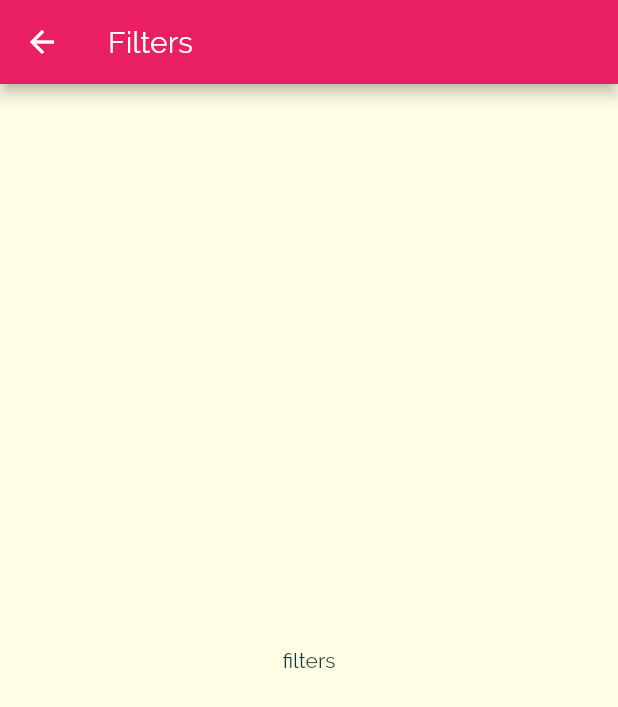
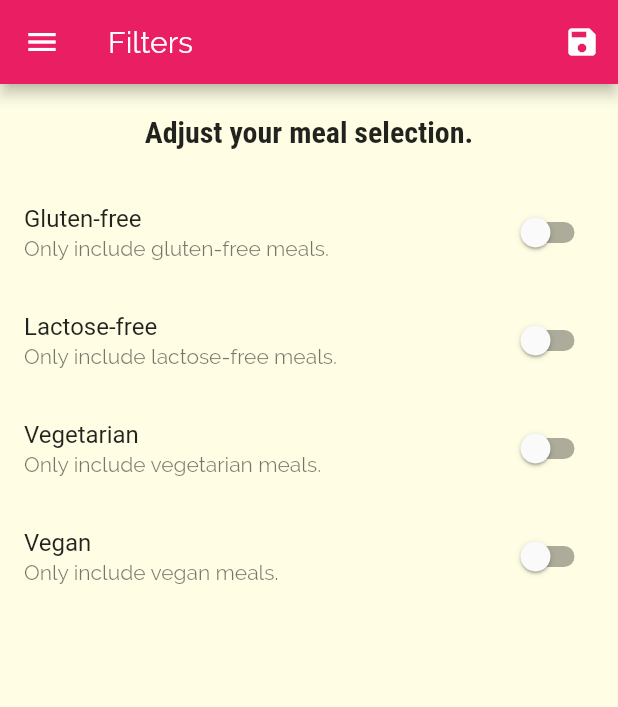
Before and after one commit to krzychudz/flutter-meal-app, a Flutter app: the FiltersScreen screen opened by its route, on a phone screen of 412 x 824 dp. Shown: the top 707 px of the screen. Run offline on Flutter 3.47's test engine with Material 2 defaults, Android fonts, the phone set to English and light mode, and no system bars.

Commit message:
Add filter screen

```diff
--- a/lib/main.dart
+++ b/lib/main.dart
@@ -1,15 +1,55 @@
 import 'package:flutter/material.dart';
+import 'package:meals_app/dummy_data.dart';
 
 import './screens/filters_screen.dart';
 import './screens/tabs_screen.dart';
 import './screens/meal_detail_screen.dart';
 import './screens/category_meals_screen.dart';
 
+import './dummy_data.dart';
+import './models/meal.dart';
+
 void main() {
   runApp(MyApp());
 }
 
-class MyApp extends StatelessWidget {
+class MyApp extends StatefulWidget {
+  @override
+  _MyAppState createState() => _MyAppState();
+}
+
+class _MyAppState extends State<MyApp> {
+  Map<String, bool> _filters = {
+    'gluten': false,
+    'lactose': false,
+    'vegan': false,
+    'vegetarian': false,
+  };
+
+  List<Meal> _availableMeals = DUMMY_MEALS;
+
+  void _setFilters(Map<String, bool> filterData) {
+    setState(() {
+      _filters = filterData;
+      _availableMeals = DUMMY_MEALS.where((meal) {
+        if (_filters['gluten'] && !meal.isGlutenFree) {
+          return false;
+        }
+        if (_filters['lactose'] && !meal.isLactoseFree
+        ) {
+          return false;
+        }
+        if (_filters['vegan'] && !meal.isVegan) {
+          return false;
+        }
+        if (_filters['vegetarian'] && !meal.isVegetarian) {
+          return false;
+        }
+        return true;
+      }).toList();
+    });
+  }
+
   @override
   Widget build(BuildContext context) {
     return MaterialApp(
@@ -34,9 +74,9 @@ class MyApp extends StatelessWidget {
       ),
       routes: {
         '/': (ctx) => TabsScreen(),
-        CategoryMealsScreen.routeName: (ctx) => CategoryMealsScreen(),
+        CategoryMealsScreen.routeName: (ctx) => CategoryMealsScreen(_availableMeals),
         MealDetailScreen.routeName: (ctx) => MealDetailScreen(),
-        FiltersScreen.routeName: (ctx) => FiltersScreen(),
+        FiltersScreen.routeName: (ctx) => FiltersScreen(_filters, _setFilters),
       },
     );
   }
--- a/lib/screens/filters_screen.dart
+++ b/lib/screens/filters_screen.dart
@@ -1,16 +1,127 @@
 import 'package:flutter/material.dart';
+import '../widgets/main_drawer.dart';
 
-class FiltersScreen extends StatelessWidget {
+class FiltersScreen extends StatefulWidget {
   static const routeName = '/filters';
+  final Function _saveFilters;
+  final Map<String, bool> currentFilters;
+
+  FiltersScreen(this.currentFilters, this._saveFilters);
+
+  @override
+  _FiltersScreenState createState() => _FiltersScreenState();
+}
+
+class _FiltersScreenState extends State<FiltersScreen> {
+  bool _glutenFree = false;
+  bool _vegetarian = false;
+  bool _vegan = false;
+  bool _lactoseFree = false;
+
+  @override
+  initState() {
+    _glutenFree = widget.currentFilters['gluten'];
+    _vegetarian = widget.currentFilters['vegetarian'];
+    _vegan = widget.currentFilters['vegan'];
+    _lactoseFree = widget.currentFilters['lactose'];
+    super.initState();
+  }
+
+  Widget _buildSwitchListTile(
+      String title, String description, bool currentValue, Function update) {
+    return SwitchListTile(
+      title: Text(title),
+      value: currentValue,
+      subtitle: Text(description),
+      onChanged: update,
+    );
+  }
 
   @override
   Widget build(BuildContext context) {
     return Scaffold(
       appBar: AppBar(
         title: Text('Filters'),
+        actions: <Widget>[
+          IconButton(
+            icon: Icon(Icons.save),
+            onPressed: () {
+              final Map<String, bool> selectedFilters = {
+                'gluten': _glutenFree,
+                'lactose': _lactoseFree,
+                'vegan': _vegan,
+                'vegetarian': _vegetarian,
+              };
+              widget._saveFilters(selectedFilters);
+            },
+          )
+        ],
       ),
-      body: Center(
-        child: Text('filters'),
+      drawer: MainDrawer(),
+      body: Column(
+        children: <Widget>[
+          Container(
+            padding: EdgeInsets.all(20),
+            child: Text(
+              'Adjust your meal selection.',
+              style: Theme.of(context).textTheme.headline6,
+            ),
+          ),
+          Expanded(
+            child: ListView(
+              children: <Widget>[
+                _buildSwitchListTile(
+                  "Gluten-free",
+                  "Only include gluten-free meals.",
+                  _glutenFree,
+                  (newValue) {
+                    setState(
+                      () {
+                        _glutenFree = newValue;
+                      },
+                    );
+                  },
+                ),
+                _buildSwitchListTile(
+                  "Lactose-free",
+                  "Only include lactose-free meals.",
+                  _lactoseFree,
+                  (newValue) {
+                    setState(
+                      () {
+                        _lactoseFree = newValue;
+                      },
+                    );
+                  },
+                ),
+                _buildSwitchListTile(
+                  "Vegetarian",
+                  "Only include vegetarian meals.",
+                  _vegetarian,
+                  (newValue) {
+                    setState(
+                      () {
+                        _vegetarian = newValue;
+                      },
+                    );
+                  },
+                ),
+                _buildSwitchListTile(
+                  "Vegan",
+                  "Only include vegan meals.",
+                  _vegan,
+                  (newValue) {
+                    setState(
+                      () {
+                        _vegan = newValue;
+                      },
+                    );
+                  },
+                ),
+              ],
+            ),
+          ),
+        ],
       ),
     );
   }
--- a/lib/screens/meal_detail_screen.dart
+++ b/lib/screens/meal_detail_screen.dart
@@ -93,6 +93,12 @@ class MealDetailScreen extends StatelessWidget {
           ],
         ),
       ),
+      floatingActionButton: FloatingActionButton(
+        child: Icon(Icons.delete),
+        onPressed: () {
+          Navigator.of(context).pop(mealId);
+        },
+      ),
     );
   }
 }
--- a/lib/widgets/main_drawer.dart
+++ b/lib/widgets/main_drawer.dart
@@ -48,14 +48,14 @@ class MainDrawer extends StatelessWidget {
             'Meals',
             Icons.restaurant,
             () {
-              Navigator.of(context).pushNamed('/');
+              Navigator.of(context).pushReplacementNamed('/');
             },
           ),
           buildListTile(
             'Fillters',
             Icons.settings,
             () {
-              Navigator.of(context).pushNamed(FiltersScreen.routeName);
+              Navigator.of(context).pushReplacementNamed(FiltersScreen.routeName);
             },
           ),
         ],
```
Also changed, not shown: lib/screens/category_meals_screen.dart (+43 -15 lines), lib/widgets/meal_item.dart (+14 -4 lines).
